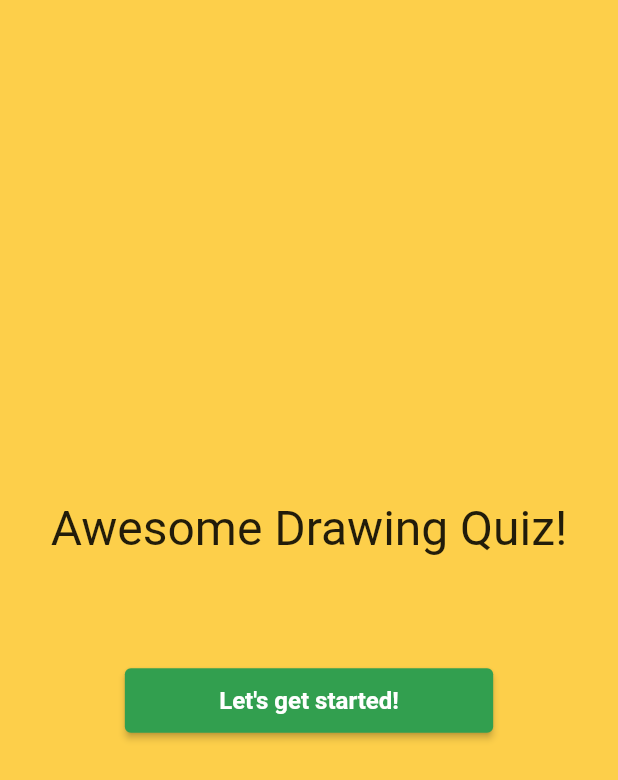
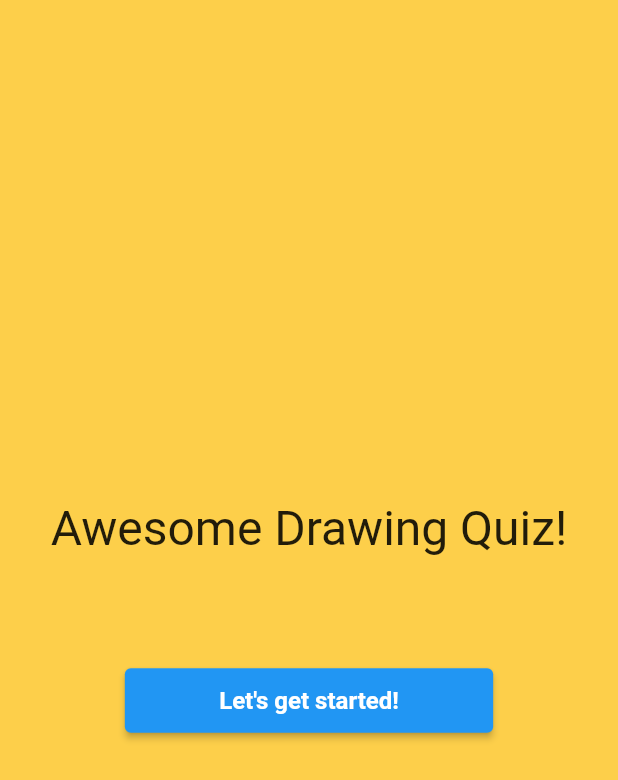
Before and after one commit to flutter-codelabs/admob_ads_in_flutter, a Flutter app: the screen it shows after launch, on a phone screen of 412 x 824 dp. Shown: the top 780 px of the screen. Run offline on Flutter 3.47's test engine with Material 2 defaults, Android fonts, the phone set to English and light mode, and no system bars; our stand-ins replace google_fonts, google_mobile_ads; Roboto replaces fonts that are missing (Acme).

Commit message:
(*) Refactoring

```diff
--- a/lib/home_route.dart
+++ b/lib/home_route.dart
@@ -21,40 +21,40 @@ class _HomeRouteState extends State<HomeRoute> {
               mainAxisAlignment: MainAxisAlignment.center,
               crossAxisAlignment: CrossAxisAlignment.center,
               children: [
-                Text(
+                const Text(
                   "Awesome Drawing Quiz!",
                   style: TextStyle(
                     fontSize: 32,
                   ),
                   textAlign: TextAlign.center,
                 ),
-                Padding(
-                  padding: const EdgeInsets.only(bottom: 72),
+                const Padding(
+                  padding: EdgeInsets.only(bottom: 72),
                 ),
                 if (snapshot.hasData)
                   ElevatedButton(
-                    child: Padding(
-                      padding: const EdgeInsets.symmetric(
+                    child: const Padding(
+                      padding: EdgeInsets.symmetric(
                         horizontal: 48.0,
                         vertical: 12.0,
                       ),
                       child: Text('Let\'s get started!'),
                     ),
                     style: ElevatedButton.styleFrom(
-                      primary: Theme.of(context).accentColor,
+                      primary: Theme.of(context).colorScheme.secondary,
                     ),
                     onPressed: () {
                       Navigator.of(context).pushNamed('/game');
                     },
                   )
                 else if (snapshot.hasError)
-                  Icon(
+                  const Icon(
                     Icons.error_outline,
                     color: Colors.red,
                     size: 60,
                   )
                 else
-                  SizedBox(
+                  const SizedBox(
                     child: CircularProgressIndicator(),
                     width: 48,
                     height: 48,
```
Also changed, not shown: lib/app_theme.dart (+0 -14 lines), lib/drawing.dart (+1 -15 lines), lib/drawing_painter.dart (+5 -5 lines), lib/game_route.dart (+7 -7 lines), lib/main.dart (+4 -4 lines).
